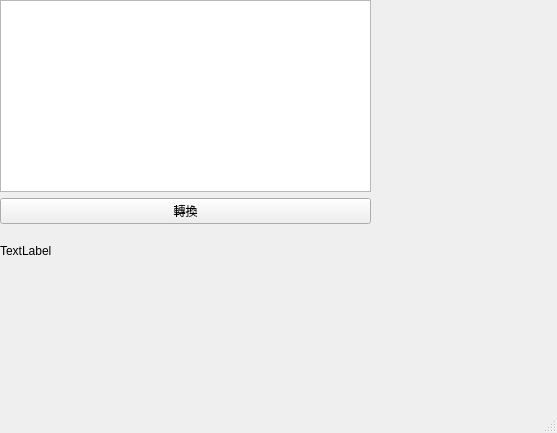
leemiyinghao/Text-Fix, file untitled.ui: the form before one commit.
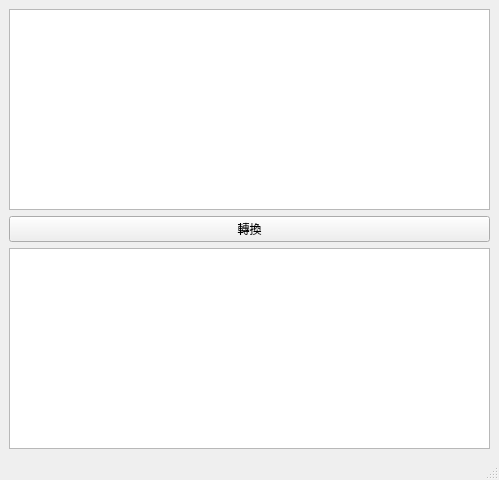
The form after the commit.

Diff of the .ui file:
```diff
--- a/untitled.ui
+++ b/untitled.ui
@@ -6,8 +6,8 @@
    <rect>
     <x>0</x>
     <y>0</y>
-    <width>557</width>
-    <height>433</height>
+    <width>499</width>
+    <height>480</height>
    </rect>
   </property>
   <property name="windowTitle">
@@ -15,20 +15,16 @@
   </property>
   <widget class="QWidget" name="centralwidget">
    <property name="sizePolicy">
-    <sizepolicy hsizetype="Maximum" vsizetype="Maximum">
+    <sizepolicy hsizetype="MinimumExpanding" vsizetype="MinimumExpanding">
      <horstretch>0</horstretch>
      <verstretch>0</verstretch>
     </sizepolicy>
    </property>
-   <widget class="QWidget" name="verticalLayoutWidget">
-    <property name="geometry">
-     <rect>
-      <x>0</x>
-      <y>0</y>
-      <width>371</width>
-      <height>271</height>
-     </rect>
-    </property>
+   <property name="autoFillBackground">
+    <bool>true</bool>
+   </property>
+   <layout class="QGridLayout" name="gridLayout_2">
+    <item row="0" column="0">
     <layout class="QVBoxLayout" name="verticalLayout">
      <property name="spacing">
       <number>6</number>
@@ -47,20 +43,11 @@
       </widget>
      </item>
      <item>
-      <widget class="QLabel" name="label">
-       <property name="sizePolicy">
-        <sizepolicy hsizetype="Preferred" vsizetype="Expanding">
-         <horstretch>0</horstretch>
-         <verstretch>0</verstretch>
-        </sizepolicy>
-       </property>
-       <property name="text">
-        <string>TextLabel</string>
-       </property>
-      </widget>
-     </item>
-    </layout>
-   </widget>
+       <widget class="QTextEdit" name="textEdit_2"/>
+      </item>
+     </layout>
+    </item>
+   </layout>
   </widget>
   <widget class="QMenuBar" name="menubar">
    <property name="geometry">
```
Left out of the diff: 2 changed lines with no effect on the pictures. Lines whose indentation alone changed are shown as unchanged.
